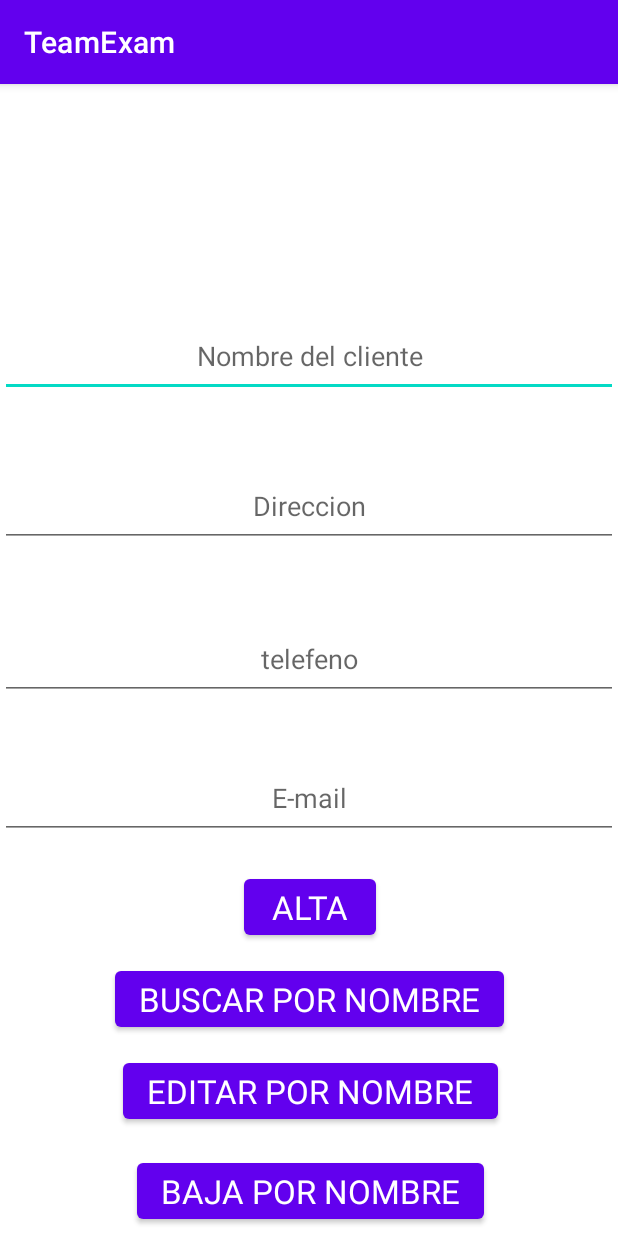
After one commit to PeterChav01/mobile.venta, an Android app: the Clientes screen opened directly, with no data from a screen before it, on a phone screen of 412 x 824 dp. The commit adds this screen. Run offline under Robolectric (Android 15) with nearby library versions, the phone set to English and light mode, and no system bars.

Commit message:
lo que llevo

```diff
--- a/app/src/main/AndroidManifest.xml
+++ b/app/src/main/AndroidManifest.xml
@@ -9,7 +9,8 @@
         android:roundIcon="@mipmap/ic_launcher_round"
         android:supportsRtl="true"
         android:theme="@style/Theme.TeamExam">
-        <activity android:name=".Reportes"></activity>
+        <activity android:name=".Clientes"></activity>
+        <activity android:name=".Reportes" />
         <activity android:name=".Ventas" />
         <activity android:name=".Dashboard" />
         <activity android:name=".Registrarse" />
--- a/app/src/main/java/com/example/teamexam/AdminSQLiteOpenHelper.kt
+++ b/app/src/main/java/com/example/teamexam/AdminSQLiteOpenHelper.kt
@@ -9,6 +9,7 @@ class AdminSQLiteOpenHelper(context: Context, name: String, factory: CursorFacto
 
     override fun onCreate(db: SQLiteDatabase) {
         db.execSQL("create table users(id int primary key, user text, password text, email text, store text)")
+        db.execSQL("create table cliente(id int primary key, nombre  text, direccion text, telefono text, email text, encargado text)")
     }
 
     override fun onUpgrade(db: SQLiteDatabase, oldVersion: Int, newVersion: Int) {
--- /dev/null
+++ b/app/src/main/java/com/example/teamexam/Clientes.kt
@@ -0,0 +1,104 @@
+package com.example.teamexam
+
+import android.content.ContentValues
+import androidx.appcompat.app.AppCompatActivity
+import android.os.Bundle
+import android.widget.Toast
+import kotlinx.android.synthetic.main.activity_clientes.*
+import com.example.teamexam.MainActivity.Companion.userName
+
+class Clientes : AppCompatActivity() {
+    override fun onCreate(savedInstanceState: Bundle?) {
+        super.onCreate(savedInstanceState)
+        setContentView(R.layout.activity_clientes)
+
+
+
+        boton1.setOnClickListener {
+            val admin = AdminSQLiteOpenHelper(this,"administracion", null, 1)
+            val bd = admin.writableDatabase
+            val registro = ContentValues()
+            registro.put("nombre", editText1.getText().toString())
+            registro.put("direccion", editText2.getText().toString())
+            registro.put("telefono", editText3.getText().toString())
+            registro.put("email", editText4.getText().toString())
+            registro.put("encargado", userName)
+
+            bd.insert("cliente", null, registro)
+            bd.close()
+            editText1.setText("")
+            editText2.setText("")
+            editText3.setText("")
+            editText4.setText("")
+            Toast.makeText(this, "Se cargaron los datos del Cliente", Toast.LENGTH_SHORT).show()
+        }
+
+
+        boton2.setOnClickListener {
+            val admin = AdminSQLiteOpenHelper(this, "administracion", null, 1)
+            val bd = admin.writableDatabase
+            val fila = bd.rawQuery("select direccion, telefono, email from cliente where nombre='${editText1.text.toString()}'", null)
+            if (fila.moveToFirst()) {
+                editText2.setText(fila.getString(0))
+                editText3.setText(fila.getString(1))
+                editText4.setText(fila.getString(2))
+            } else
+                Toast.makeText(this, "No existe un Cliente con dicho nombre", Toast.LENGTH_SHORT).show()
+            bd.close()
+        }
+
+        boton3.setOnClickListener {
+            val admin = AdminSQLiteOpenHelper(this, "administracion", null, 1)
+            val bd = admin.writableDatabase
+            val fila = bd.rawQuery("update cliente set direccion = '${editText2.text.toString()}', telefono = '${editText3.text.toString()}', email = '${editText4.text.toString()}' where nombre='${editText1.text.toString()}'", null)
+            if (fila == null) {
+
+            } else
+                Toast.makeText(this, "No existe un Cliente con dicho nombre", Toast.LENGTH_SHORT).show()
+            bd.close()
+        }
+
+        boton4.setOnClickListener {
+            val admin = AdminSQLiteOpenHelper(this, "administracion", null, 1)
+            val bd = admin.writableDatabase
+            val fila = bd.rawQuery("delete * from cliente where nombre='${editText1.text.toString()}'", null)
+            if (fila == null) {
+
+            } else
+                Toast.makeText(this, "No existe un Cliente con dicho nombre", Toast.LENGTH_SHORT).show()
+            bd.close()
+        }
+        /*
+        boton3.setOnClickListener {
+            val admin = AdminSQLiteOpenHelper(this, "administracion", null, 1)
+            val bd = admin.writableDatabase
+            val registro = ContentValues()
+            registro.put("direccion", editText2.text.toString())
+            registro.put("telefono", editText3.text.toString())
+            registro.put("email", editText4.text.toString())
+            val cant = bd.update("cliente", registro, "nombre= ${editText1.text.toString()}", null)
+            bd.close()
+            if (cant == 1)
+                Toast.makeText(this, "Se modificaron los datos", Toast.LENGTH_SHORT).show()
+            else
+                Toast.makeText(this, "No existe un Cliente con el nombre ingresado", Toast.LENGTH_SHORT).show()
+        }
+
+        boton4.setOnClickListener {
+            val admin = AdminSQLiteOpenHelper(this, "administracion", null, 1)
+            val bd = admin.writableDatabase
+            val cant = bd.delete("cliente", "nombre= ${editText1.text.toString()}", null)
+            bd.close()
+            editText1.setText("")
+            editText2.setText("")
+            editText3.setText("")
+            editText4.setText("")
+            if (cant == 1)
+                Toast.makeText(this, "Se borró el Cliente con dicho nombre", Toast.LENGTH_SHORT).show()
+            else
+                Toast.makeText(this, "No existe un Clienteo con dicho nombre", Toast.LENGTH_SHORT).show()
+        }*/
+
+
+    }
+}
--- a/app/src/main/java/com/example/teamexam/Dashboard.kt
+++ b/app/src/main/java/com/example/teamexam/Dashboard.kt
@@ -9,6 +9,11 @@ class Dashboard : AppCompatActivity() {
     override fun onCreate(savedInstanceState: Bundle?) {
         super.onCreate(savedInstanceState)
         setContentView(R.layout.activity_dashboard)
+
+        imgbtn2.setOnClickListener {
+            val intento1 = Intent(this, Clientes::class.java)
+            startActivity(intento1)
+        }
 
         imgbtn3.setOnClickListener {
             val intento1 = Intent(this, Ventas::class.java)
--- /dev/null
+++ b/app/src/main/res/layout/activity_clientes.xml
@@ -0,0 +1,129 @@
+<?xml version="1.0" encoding="utf-8"?>
+<androidx.constraintlayout.widget.ConstraintLayout xmlns:android="http://schemas.android.com/apk/res/android"
+    xmlns:app="http://schemas.android.com/apk/res-auto"
+    xmlns:tools="http://schemas.android.com/tools"
+    android:layout_width="match_parent"
+    android:layout_height="match_parent"
+    tools:context=".Clientes">
+
+    <Button
+        android:id="@+id/boton3"
+        android:layout_width="wrap_content"
+        android:layout_height="wrap_content"
+        android:layout_marginStart="5dp"
+        android:layout_marginLeft="5dp"
+        android:layout_marginBottom="17dp"
+        android:text="EDITAR POR NOMBRE"
+        android:textAppearance="@style/TextAppearance.AppCompat.Large"
+        app:layout_constraintBottom_toTopOf="@+id/boton4"
+        app:layout_constraintStart_toStartOf="@+id/boton2" />
+
+    <Button
+        android:id="@+id/boton1"
+        android:layout_width="wrap_content"
+        android:layout_height="wrap_content"
+        android:layout_marginBottom="12dp"
+        android:text="ALTA"
+        android:textAppearance="@style/TextAppearance.AppCompat.Large"
+        app:layout_constraintBottom_toTopOf="@+id/boton2"
+        app:layout_constraintEnd_toEndOf="@+id/boton2"
+        app:layout_constraintStart_toStartOf="@+id/boton2" />
+
+    <Button
+        android:id="@+id/boton2"
+        android:layout_width="wrap_content"
+        android:layout_height="wrap_content"
+        android:layout_marginBottom="12dp"
+        android:text="BUSCAR POR NOMBRE"
+        android:textAppearance="@style/TextAppearance.AppCompat.Large"
+        app:layout_constraintBottom_toTopOf="@+id/boton3"
+        app:layout_constraintEnd_toEndOf="parent"
+        app:layout_constraintStart_toStartOf="parent" />
+
+    <Button
+        android:id="@+id/boton4"
+        android:layout_width="wrap_content"
+        android:layout_height="wrap_content"
+        android:layout_marginStart="9dp"
+        android:layout_marginLeft="9dp"
+        android:layout_marginBottom="5dp"
+        android:text="BAJA POR NOMBRE"
+        android:textAppearance="@style/TextAppearance.AppCompat.Large"
+        app:layout_constraintBottom_toBottomOf="parent"
+        app:layout_constraintStart_toStartOf="@+id/boton3" />
+
+    <EditText
+        android:id="@+id/editText1"
+        android:layout_width="0dp"
+        android:layout_height="wrap_content"
+        android:layout_gravity="center"
+        android:ems="10"
+        android:gravity="center"
+        android:hint="Nombre del cliente"
+        android:inputType="textPersonName"
+        android:padding="15dp"
+        android:textAppearance="@style/TextAppearance.AppCompat.Medium"
+        app:layout_constraintBottom_toBottomOf="parent"
+        app:layout_constraintEnd_toEndOf="parent"
+        app:layout_constraintHorizontal_bias="0.0"
+        app:layout_constraintStart_toStartOf="parent"
+        app:layout_constraintTop_toTopOf="parent"
+        app:layout_constraintVertical_bias="0.215" />
+
+    <EditText
+        android:id="@+id/editText2"
+        android:layout_width="0dp"
+        android:layout_height="wrap_content"
+        android:layout_gravity="center"
+        android:layout_marginTop="27dp"
+        android:ems="10"
+        android:gravity="center"
+        android:hint="Direccion"
+        android:inputType="textPersonName"
+        android:padding="15dp"
+        android:textAppearance="@style/TextAppearance.AppCompat.Medium"
+        app:layout_constraintBottom_toBottomOf="parent"
+        app:layout_constraintEnd_toEndOf="parent"
+        app:layout_constraintHorizontal_bias="1.0"
+        app:layout_constraintStart_toStartOf="parent"
+        app:layout_constraintTop_toBottomOf="@+id/editText1"
+        app:layout_constraintVertical_bias="0.037" />
+
+    <EditText
+        android:id="@+id/editText3"
+        android:layout_width="0dp"
+        android:layout_height="wrap_content"
+        android:layout_gravity="center"
+        android:ems="10"
+        android:gravity="center"
+        android:hint="telefeno"
+        android:inputType="textPersonName"
+        android:padding="15dp"
+        android:textAppearance="@style/TextAppearance.AppCompat.Medium"
+        app:layout_constraintBottom_toBottomOf="parent"
+        app:layout_constraintEnd_toEndOf="parent"
+        app:layout_constraintHorizontal_bias="0.0"
+        app:layout_constraintStart_toStartOf="parent"
+        app:layout_constraintTop_toTopOf="parent"
+        app:layout_constraintVertical_bias="0.499" />
+
+    <EditText
+        android:id="@+id/editText4"
+        android:layout_width="0dp"
+        android:layout_height="wrap_content"
+        android:layout_gravity="center"
+        android:layout_marginBottom="17dp"
+        android:ems="10"
+        android:gravity="center"
+        android:hint="E-mail"
+        android:inputType="textPersonName"
+        android:padding="15dp"
+        android:textAppearance="@style/TextAppearance.AppCompat.Medium"
+        app:layout_constraintBottom_toTopOf="@+id/boton1"
+        app:layout_constraintEnd_toEndOf="parent"
+        app:layout_constraintHorizontal_bias="0.0"
+        app:layout_constraintStart_toStartOf="parent"
+        app:layout_constraintTop_toTopOf="parent"
+        app:layout_constraintVertical_bias="0.992" />
+
+</androidx.constraintlayout.widget.ConstraintLayout>
--- a/app/src/main/res/layout/activity_dashboard.xml
+++ b/app/src/main/res/layout/activity_dashboard.xml
@@ -36,7 +36,7 @@
         android:layout_marginTop="101dp"
         android:layout_marginEnd="2dp"
         android:layout_marginRight="2dp"
-        app:layout_constraintEnd_toStartOf="@+id/imageButton4"
+        app:layout_constraintEnd_toStartOf="@+id/imgbtn2"
         app:layout_constraintStart_toStartOf="parent"
         app:layout_constraintTop_toTopOf="parent"
         app:srcCompat="@drawable/product" />
@@ -52,7 +52,7 @@
         app:layout_constraintTop_toBottomOf="@+id/imageButton3" />
 
     <ImageButton
-        android:id="@+id/imageButton4"
+        android:id="@+id/imgbtn2"
         android:layout_width="wrap_content"
         android:layout_height="wrap_content"
         android:layout_marginEnd="2dp"
@@ -67,9 +67,9 @@
         android:layout_width="wrap_content"
         android:layout_height="wrap_content"
         android:text="Clientes"
-        app:layout_constraintEnd_toEndOf="@+id/imageButton4"
-        app:layout_constraintStart_toStartOf="@+id/imageButton4"
-        app:layout_constraintTop_toBottomOf="@+id/imageButton4" />
+        app:layout_constraintEnd_toEndOf="@+id/imgbtn2"
+        app:layout_constraintStart_toStartOf="@+id/imgbtn2"
+        app:layout_constraintTop_toBottomOf="@+id/imgbtn2" />
 
     <ImageButton
         android:id="@+id/imgbtn3"
```
